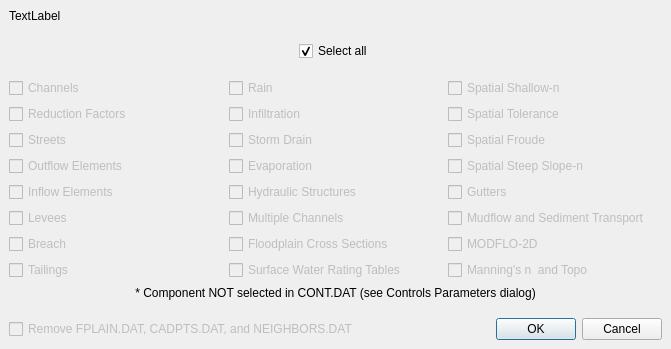
FLO-2DSoftware/qgis-flo-2d-plugin, file flo2d/ui/components.ui: the form before one commit.
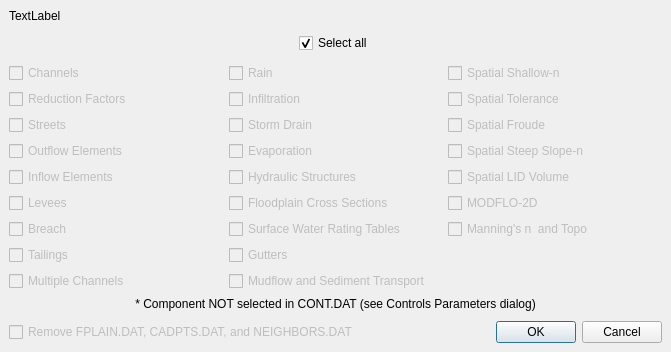
The form after the commit.

Commit message:
Lid volume (#1690)
* Add LID Volume Areas and Cells support in FLO-2D

* Add support for LID Volume in FLO-2D components and export functionality

* Add LID Volume import functionality in FLO-2D components

```diff
--- a/flo2d/ui/components.ui
+++ b/flo2d/ui/components.ui
@@ -7,7 +7,7 @@
     <x>0</x>
     <y>0</y>
     <width>671</width>
-    <height>349</height>
+    <height>352</height>
    </rect>
   </property>
   <property name="sizePolicy">
@@ -38,44 +38,6 @@
    </item>
    <item row="4" column="2">
     <layout class="QGridLayout" name="gridLayout_3">
-     <item row="7" column="0">
-      <widget class="QCheckBox" name="mannings_n_and_Topo_chbox">
-       <property name="enabled">
-        <bool>false</bool>
-       </property>
-       <property name="sizePolicy">
-        <sizepolicy hsizetype="MinimumExpanding" vsizetype="Fixed">
-         <horstretch>0</horstretch>
-         <verstretch>0</verstretch>
-        </sizepolicy>
-       </property>
-       <property name="text">
-        <string>Manning's n  and Topo</string>
-       </property>
-       <property name="checked">
-        <bool>false</bool>
-       </property>
-      </widget>
-     </item>
-     <item row="6" column="0">
-      <widget class="QCheckBox" name="mudflo_chbox">
-       <property name="enabled">
-        <bool>false</bool>
-       </property>
-       <property name="sizePolicy">
-        <sizepolicy hsizetype="MinimumExpanding" vsizetype="Fixed">
-         <horstretch>0</horstretch>
-         <verstretch>0</verstretch>
-        </sizepolicy>
-       </property>
-       <property name="text">
-        <string>MODFLO-2D</string>
-       </property>
-       <property name="checked">
-        <bool>false</bool>
-       </property>
-      </widget>
-     </item>
      <item row="1" column="0">
       <widget class="QCheckBox" name="spatial_tolerance_chbox">
        <property name="enabled">
@@ -95,63 +57,6 @@
        </property>
       </widget>
      </item>
-     <item row="0" column="0">
-      <widget class="QCheckBox" name="spatial_shallow_n_chbox">
-       <property name="enabled">
-        <bool>false</bool>
-       </property>
-       <property name="sizePolicy">
-        <sizepolicy hsizetype="MinimumExpanding" vsizetype="Fixed">
-         <horstretch>0</horstretch>
-         <verstretch>0</verstretch>
-        </sizepolicy>
-       </property>
-       <property name="text">
-        <string>Spatial Shallow-n</string>
-       </property>
-       <property name="checked">
-        <bool>false</bool>
-       </property>
-      </widget>
-     </item>
-     <item row="5" column="0">
-      <widget class="QCheckBox" name="mud_and_sed_chbox">
-       <property name="enabled">
-        <bool>false</bool>
-       </property>
-       <property name="sizePolicy">
-        <sizepolicy hsizetype="MinimumExpanding" vsizetype="Fixed">
-         <horstretch>0</horstretch>
-         <verstretch>0</verstretch>
-        </sizepolicy>
-       </property>
-       <property name="text">
-        <string>Mudflow and Sediment Transport</string>
-       </property>
-       <property name="checked">
-        <bool>false</bool>
-       </property>
-      </widget>
-     </item>
-     <item row="4" column="0">
-      <widget class="QCheckBox" name="gutters_chbox">
-       <property name="enabled">
-        <bool>false</bool>
-       </property>
-       <property name="sizePolicy">
-        <sizepolicy hsizetype="MinimumExpanding" vsizetype="Fixed">
-         <horstretch>0</horstretch>
-         <verstretch>0</verstretch>
-        </sizepolicy>
-       </property>
-       <property name="text">
-        <string>Gutters</string>
-       </property>
-       <property name="checked">
-        <bool>false</bool>
-       </property>
-      </widget>
-     </item>
      <item row="2" column="0">
       <widget class="QCheckBox" name="spatial_froude_chbox">
        <property name="enabled">
@@ -190,6 +95,92 @@
        </property>
       </widget>
      </item>
+     <item row="4" column="0">
+      <widget class="QCheckBox" name="spatial_lid_volume_chbox">
+       <property name="enabled">
+        <bool>false</bool>
+       </property>
+       <property name="sizePolicy">
+        <sizepolicy hsizetype="MinimumExpanding" vsizetype="Fixed">
+         <horstretch>0</horstretch>
+         <verstretch>0</verstretch>
+        </sizepolicy>
+       </property>
+       <property name="text">
+        <string>Spatial LID Volume</string>
+       </property>
+      </widget>
+     </item>
+     <item row="0" column="0">
+      <widget class="QCheckBox" name="spatial_shallow_n_chbox">
+       <property name="enabled">
+        <bool>false</bool>
+       </property>
+       <property name="sizePolicy">
+        <sizepolicy hsizetype="MinimumExpanding" vsizetype="Fixed">
+         <horstretch>0</horstretch>
+         <verstretch>0</verstretch>
+        </sizepolicy>
+       </property>
+       <property name="text">
+        <string>Spatial Shallow-n</string>
+       </property>
+       <property name="checked">
+        <bool>false</bool>
+       </property>
+      </widget>
+     </item>
+     <item row="5" column="0">
+      <widget class="QCheckBox" name="mudflo_chbox">
+       <property name="enabled">
+        <bool>false</bool>
+       </property>
+       <property name="sizePolicy">
+        <sizepolicy hsizetype="MinimumExpanding" vsizetype="Fixed">
+         <horstretch>0</horstretch>
+         <verstretch>0</verstretch>
+        </sizepolicy>
+       </property>
+       <property name="text">
+        <string>MODFLO-2D</string>
+       </property>
+       <property name="checked">
+        <bool>false</bool>
+       </property>
+      </widget>
+     </item>
+     <item row="6" column="0">
+      <widget class="QCheckBox" name="mannings_n_and_Topo_chbox">
+       <property name="enabled">
+        <bool>false</bool>
+       </property>
+       <property name="sizePolicy">
+        <sizepolicy hsizetype="MinimumExpanding" vsizetype="Fixed">
+         <horstretch>0</horstretch>
+         <verstretch>0</verstretch>
+        </sizepolicy>
+       </property>
+       <property name="text">
+        <string>Manning's n  and Topo</string>
+       </property>
+       <property name="checked">
+        <bool>false</bool>
+       </property>
+      </widget>
+     </item>
+     <item row="7" column="0" rowspan="2">
+      <spacer name="verticalSpacer_4">
+       <property name="orientation">
+        <enum>Qt::Vertical</enum>
+       </property>
+       <property name="sizeHint" stdset="0">
+        <size>
+         <width>20</width>
+         <height>40</height>
+        </size>
+       </property>
+      </spacer>
+     </item>
     </layout>
    </item>
    <item row="5" column="0" colspan="3">
@@ -260,44 +251,6 @@
      <property name="sizeConstraint">
       <enum>QLayout::SetMinAndMaxSize</enum>
      </property>
-     <item row="3" column="0">
-      <widget class="QCheckBox" name="outflow_elements_chbox">
-       <property name="enabled">
-        <bool>false</bool>
-       </property>
-       <property name="sizePolicy">
-        <sizepolicy hsizetype="MinimumExpanding" vsizetype="Fixed">
-         <horstretch>0</horstretch>
-         <verstretch>0</verstretch>
-        </sizepolicy>
-       </property>
-       <property name="text">
-        <string>Outflow Elements</string>
-       </property>
-       <property name="checked">
-        <bool>false</bool>
-       </property>
-      </widget>
-     </item>
-     <item row="0" column="0">
-      <widget class="QCheckBox" name="channels_chbox">
-       <property name="enabled">
-        <bool>false</bool>
-       </property>
-       <property name="sizePolicy">
-        <sizepolicy hsizetype="MinimumExpanding" vsizetype="Fixed">
-         <horstretch>0</horstretch>
-         <verstretch>0</verstretch>
-        </sizepolicy>
-       </property>
-       <property name="text">
-        <string>Channels</string>
-       </property>
-       <property name="checked">
-        <bool>false</bool>
-       </property>
-      </widget>
-     </item>
      <item row="4" column="0">
       <widget class="QCheckBox" name="inflow_elements_chbox">
        <property name="enabled">
@@ -336,8 +289,8 @@
        </property>
       </widget>
      </item>
-     <item row="6" column="0">
-      <widget class="QCheckBox" name="breach_chbox">
+     <item row="0" column="0">
+      <widget class="QCheckBox" name="channels_chbox">
        <property name="enabled">
         <bool>false</bool>
        </property>
@@ -348,7 +301,7 @@
         </sizepolicy>
        </property>
        <property name="text">
-        <string>Breach</string>
+        <string>Channels</string>
        </property>
        <property name="checked">
         <bool>false</bool>
@@ -374,8 +327,8 @@
        </property>
       </widget>
      </item>
-     <item row="5" column="0">
-      <widget class="QCheckBox" name="levees_chbox">
+     <item row="3" column="0">
+      <widget class="QCheckBox" name="outflow_elements_chbox">
        <property name="enabled">
         <bool>false</bool>
        </property>
@@ -386,7 +339,7 @@
         </sizepolicy>
        </property>
        <property name="text">
-        <string>Levees</string>
+        <string>Outflow Elements</string>
        </property>
        <property name="checked">
         <bool>false</bool>
@@ -409,6 +362,63 @@
        </property>
       </widget>
      </item>
+     <item row="6" column="0">
+      <widget class="QCheckBox" name="breach_chbox">
+       <property name="enabled">
+        <bool>false</bool>
+       </property>
+       <property name="sizePolicy">
+        <sizepolicy hsizetype="MinimumExpanding" vsizetype="Fixed">
+         <horstretch>0</horstretch>
+         <verstretch>0</verstretch>
+        </sizepolicy>
+       </property>
+       <property name="text">
+        <string>Breach</string>
+       </property>
+       <property name="checked">
+        <bool>false</bool>
+       </property>
+      </widget>
+     </item>
+     <item row="5" column="0">
+      <widget class="QCheckBox" name="levees_chbox">
+       <property name="enabled">
+        <bool>false</bool>
+       </property>
+       <property name="sizePolicy">
+        <sizepolicy hsizetype="MinimumExpanding" vsizetype="Fixed">
+         <horstretch>0</horstretch>
+         <verstretch>0</verstretch>
+        </sizepolicy>
+       </property>
+       <property name="text">
+        <string>Levees</string>
+       </property>
+       <property name="checked">
+        <bool>false</bool>
+       </property>
+      </widget>
+     </item>
+     <item row="8" column="0">
+      <widget class="QCheckBox" name="multiple_channels_chbox">
+       <property name="enabled">
+        <bool>false</bool>
+       </property>
+       <property name="sizePolicy">
+        <sizepolicy hsizetype="MinimumExpanding" vsizetype="Fixed">
+         <horstretch>0</horstretch>
+         <verstretch>0</verstretch>
+        </sizepolicy>
+       </property>
+       <property name="text">
+        <string>Multiple Channels</string>
+       </property>
+       <property name="checked">
+        <bool>false</bool>
+       </property>
+      </widget>
+     </item>
     </layout>
    </item>
    <item row="4" column="1">
@@ -432,25 +442,6 @@
        </property>
       </widget>
      </item>
-     <item row="2" column="0">
-      <widget class="QCheckBox" name="storm_drain_chbox">
-       <property name="enabled">
-        <bool>false</bool>
-       </property>
-       <property name="sizePolicy">
-        <sizepolicy hsizetype="MinimumExpanding" vsizetype="Fixed">
-         <horstretch>0</horstretch>
-         <verstretch>0</verstretch>
-        </sizepolicy>
-       </property>
-       <property name="text">
-        <string>Storm Drain</string>
-       </property>
-       <property name="checked">
-        <bool>false</bool>
-       </property>
-      </widget>
-     </item>
      <item row="0" column="0">
       <widget class="QCheckBox" name="rain_chbox">
        <property name="enabled">
@@ -470,44 +461,6 @@
        </property>
       </widget>
      </item>
-     <item row="6" column="0">
-      <widget class="QCheckBox" name="floodplain_xs_chbox">
-       <property name="enabled">
-        <bool>false</bool>
-       </property>
-       <property name="sizePolicy">
-        <sizepolicy hsizetype="MinimumExpanding" vsizetype="Fixed">
-         <horstretch>0</horstretch>
-         <verstretch>0</verstretch>
-        </sizepolicy>
-       </property>
-       <property name="text">
-        <string>Floodplain Cross Sections</string>
-       </property>
-       <property name="checked">
-        <bool>false</bool>
-       </property>
-      </widget>
-     </item>
-     <item row="5" column="0">
-      <widget class="QCheckBox" name="multiple_channels_chbox">
-       <property name="enabled">
-        <bool>false</bool>
-       </property>
-       <property name="sizePolicy">
-        <sizepolicy hsizetype="MinimumExpanding" vsizetype="Fixed">
-         <horstretch>0</horstretch>
-         <verstretch>0</verstretch>
-        </sizepolicy>
-       </property>
-       <property name="text">
-        <string>Multiple Channels</string>
-       </property>
-       <property name="checked">
-        <bool>false</bool>
-       </property>
-      </widget>
-     </item>
      <item row="3" column="0">
       <widget class="QCheckBox" name="evaporation_chbox">
        <property name="enabled">
@@ -527,6 +480,25 @@
        </property>
       </widget>
      </item>
+     <item row="2" column="0">
+      <widget class="QCheckBox" name="storm_drain_chbox">
+       <property name="enabled">
+        <bool>false</bool>
+       </property>
+       <property name="sizePolicy">
+        <sizepolicy hsizetype="MinimumExpanding" vsizetype="Fixed">
+         <horstretch>0</horstretch>
+         <verstretch>0</verstretch>
+        </sizepolicy>
+       </property>
+       <property name="text">
+        <string>Storm Drain</string>
+       </property>
+       <property name="checked">
+        <bool>false</bool>
+       </property>
+      </widget>
+     </item>
      <item row="1" column="0">
       <widget class="QCheckBox" name="infiltration_chbox">
        <property name="enabled">
@@ -546,7 +518,26 @@
        </property>
       </widget>
      </item>
-     <item row="7" column="0">
+     <item row="5" column="0">
+      <widget class="QCheckBox" name="floodplain_xs_chbox">
+       <property name="enabled">
+        <bool>false</bool>
+       </property>
+       <property name="sizePolicy">
+        <sizepolicy hsizetype="MinimumExpanding" vsizetype="Fixed">
+         <horstretch>0</horstretch>
+         <verstretch>0</verstretch>
+        </sizepolicy>
+       </property>
+       <property name="text">
+        <string>Floodplain Cross Sections</string>
+       </property>
+       <property name="checked">
+        <bool>false</bool>
+       </property>
+      </widget>
+     </item>
+     <item row="6" column="0">
       <widget class="QCheckBox" name="outrc_chbox">
        <property name="enabled">
         <bool>false</bool>
@@ -556,6 +547,44 @@
        </property>
       </widget>
      </item>
+     <item row="7" column="0">
+      <widget class="QCheckBox" name="gutters_chbox">
+       <property name="enabled">
+        <bool>false</bool>
+       </property>
+       <property name="sizePolicy">
+        <sizepolicy hsizetype="MinimumExpanding" vsizetype="Fixed">
+         <horstretch>0</horstretch>
+         <verstretch>0</verstretch>
+        </sizepolicy>
+       </property>
+       <property name="text">
+        <string>Gutters</string>
+       </property>
+       <property name="checked">
+        <bool>false</bool>
+       </property>
+      </widget>
+     </item>
+     <item row="8" column="0">
+      <widget class="QCheckBox" name="mud_and_sed_chbox">
+       <property name="enabled">
+        <bool>false</bool>
+       </property>
+       <property name="sizePolicy">
+        <sizepolicy hsizetype="MinimumExpanding" vsizetype="Fixed">
+         <horstretch>0</horstretch>
+         <verstretch>0</verstretch>
+        </sizepolicy>
+       </property>
+       <property name="text">
+        <string>Mudflow and Sediment Transport</string>
+       </property>
+       <property name="checked">
+        <bool>false</bool>
+       </property>
+      </widget>
+     </item>
     </layout>
    </item>
    <item row="6" column="0" colspan="3">
```
The commit also changes 14 other files.
